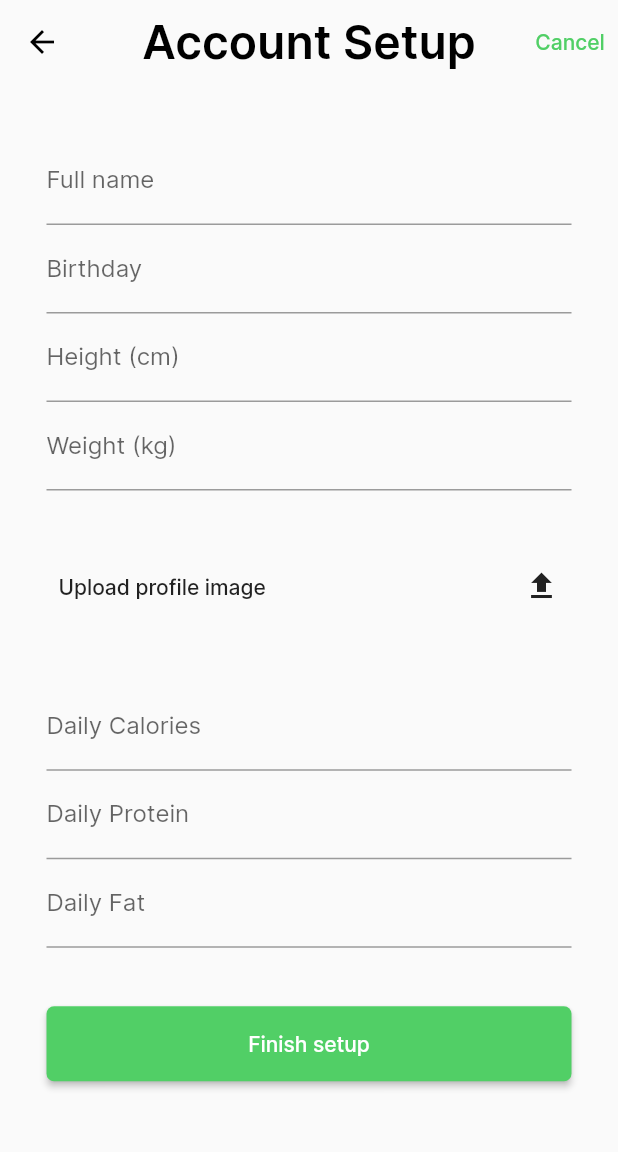
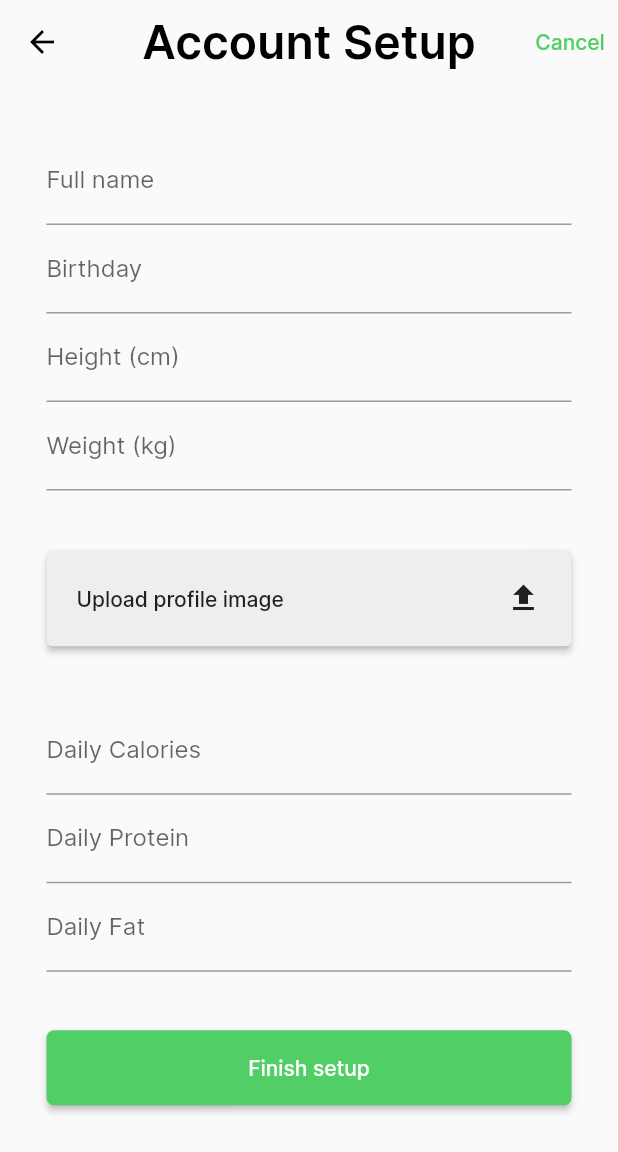
Before and after one commit to Bulk-bros/stattrack, a Flutter app: the AccountSetupPage screen opened directly, on a phone screen of 412 x 824 dp. Shown: the top 1152 px of the screen. Run offline on Flutter 3.47's test engine with Material 2 defaults, Android fonts, the light colour scheme and no system bars; our stand-ins replace cloud_firestore, firebase_auth, firebase_core, firebase_storage, flutter_riverpod, flutter_svg and 3 more; missing offline and left inert: assorted_layout_widgets, flutter_login_facebook, week_of_year; accounts and stored records are empty; project files that could hold a hidden picture were left out.

Commit message:
Refactor and documentation

```diff
--- a/stattrack/lib/components/forms/form_fields/image_picker_input.dart
+++ b/stattrack/lib/components/forms/form_fields/image_picker_input.dart
@@ -1,7 +1,11 @@
 import 'package:flutter/material.dart';
 import 'package:image_picker/image_picker.dart';
 
-class ImagePickerInput extends StatefulWidget {
+/// A form field for selecting an image from the gallery
+///
+/// [label] a label for the image selector field. Set to `Pick image` by default
+/// [onImagePicked] a callback function that is called when an image is picked
+class ImagePickerInput extends StatelessWidget {
   const ImagePickerInput(
       {Key? key, this.label = 'Pick image', required this.onImagePicked})
       : super(key: key);
@@ -9,11 +13,7 @@ class ImagePickerInput extends StatefulWidget {
   final String label;
   final void Function(XFile) onImagePicked;
 
-  @override
-  _ImagePickerState createState() => _ImagePickerState();
-}
-
-class _ImagePickerState extends State<ImagePickerInput> {
+  /// Opens the gallery and allows the user to pick an image
   void _pickImage() async {
     final ImagePicker picker = ImagePicker();
 
@@ -25,19 +25,23 @@ class _ImagePickerState extends State<ImagePickerInput> {
     );
 
     if (image != null) {
-      widget.onImagePicked(image);
+      onImagePicked(image);
     }
   }
 
   @override
   Widget build(BuildContext context) {
-    return TextButton(
+    return ElevatedButton(
       onPressed: () => _pickImage(),
+      style: ElevatedButton.styleFrom(
+        primary: Colors.grey[200],
+        padding: const EdgeInsets.all(20.0),
+      ),
       child: Row(
         mainAxisAlignment: MainAxisAlignment.spaceBetween,
         children: <Widget>[
           Text(
-            widget.label,
+            label,
             style: const TextStyle(
               color: Colors.black87,
             ),
```
